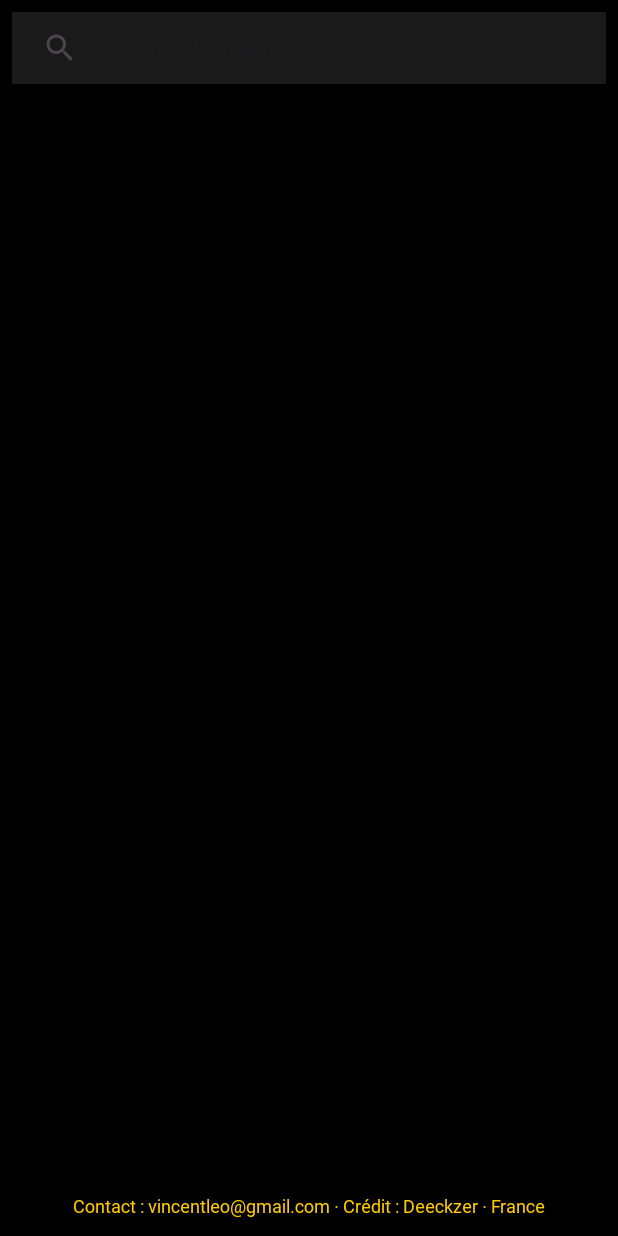
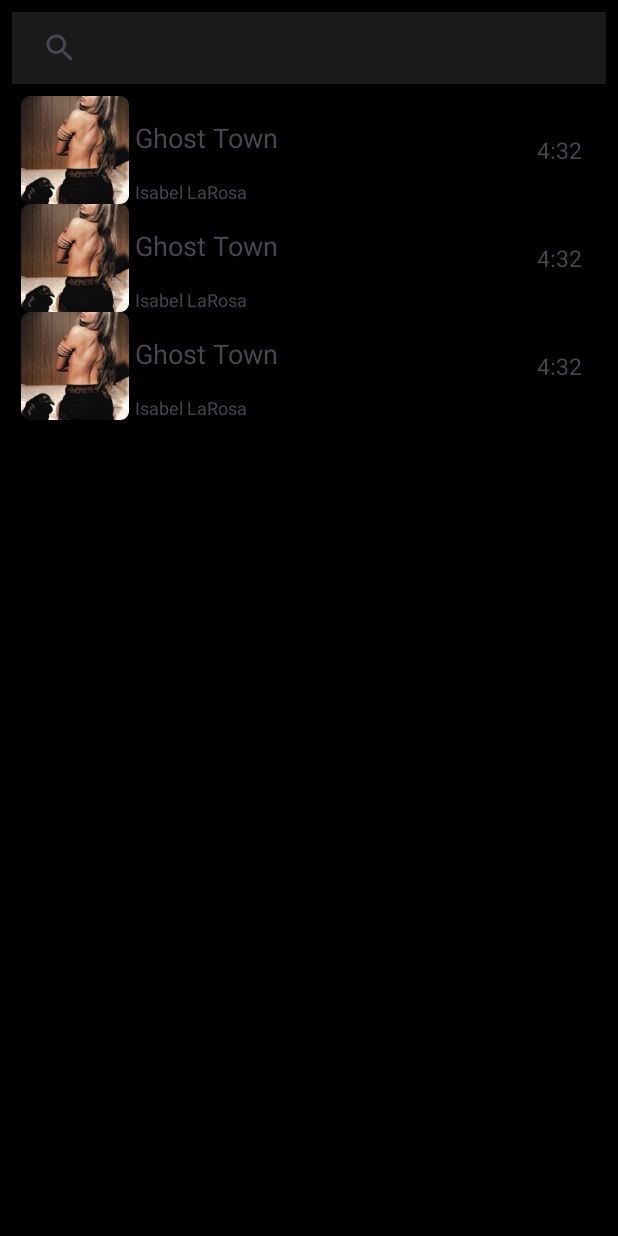
Before and after one commit to VincentChaye/Deeckzer, an Android app: the layout activity_main.xml on its own in the app's theme, with its tools: preview values and no code run, on a phone screen of 412 x 824 dp. Run offline under Robolectric (Android 15) with nearby library versions, the phone set to English and light mode, and no system bars.

Commit message:
Version 1.0.0 instable

```diff
--- a/app/src/main/res/layout/activity_main.xml
+++ b/app/src/main/res/layout/activity_main.xml
@@ -3,61 +3,48 @@
     xmlns:android="http://schemas.android.com/apk/res/android"
     xmlns:app="http://schemas.android.com/apk/res-auto"
     xmlns:tools="http://schemas.android.com/tools"
-    android:id="@+id/main"
     android:layout_width="match_parent"
     android:layout_height="match_parent"
     android:background="#000000"
     tools:context=".MainActivity">
 
-    <!-- 1. Barre de recherche -->
+    <!-- Barre de recherche -->
     <SearchView
         android:id="@+id/search_bar"
         android:layout_width="0dp"
         android:layout_height="wrap_content"
-        android:iconifiedByDefault="false"
         android:queryHint="Rechercher un son..."
         android:background="#1A1A1A"
+        android:iconifiedByDefault="false"
         android:layout_margin="8dp"
         app:layout_constraintTop_toTopOf="parent"
         app:layout_constraintStart_toStartOf="parent"
         app:layout_constraintEnd_toEndOf="parent" />
 
-    <!-- 2. Spinner de filtre -->
+    <!-- Spinner de filtre -->
     <Spinner
         android:id="@+id/spinner"
         android:layout_width="0dp"
         android:layout_height="wrap_content"
         android:background="#1A1A1A"
-        android:layout_margin="8dp"
+        android:layout_marginHorizontal="8dp"
+        android:layout_marginBottom="8dp"
         app:layout_constraintTop_toBottomOf="@id/search_bar"
         app:layout_constraintStart_toStartOf="parent"
         app:layout_constraintEnd_toEndOf="parent" />
 
-    <!-- 3. Liste des résultats -->
+    <!-- RecyclerView affichant ta liste de musiques -->
     <androidx.recyclerview.widget.RecyclerView
         android:id="@+id/recycler_view"
         android:layout_width="0dp"
         android:layout_height="0dp"
         android:padding="8dp"
-        android:clipToPadding="false"
         app:layout_constraintTop_toBottomOf="@id/spinner"
-        app:layout_constraintBottom_toTopOf="@id/footer"
-        app:layout_constraintStart_toStartOf="parent"
-        app:layout_constraintEnd_toEndOf="parent" />
-
-    <!-- 4. Footer contact -->
-    <TextView
-        android:id="@+id/footer"
-        android:layout_width="0dp"
-        android:layout_height="wrap_content"
-        android:text="Contact : vincentleo@gmail.com · Crédit : Deeckzer · France"
-        android:textColor="#FFCC00"
-        android:textSize="12sp"
-        android:fontFamily="@font/poppins"
-        android:gravity="center"
-        android:padding="12dp"
         app:layout_constraintBottom_toBottomOf="parent"
         app:layout_constraintStart_toStartOf="parent"
-        app:layout_constraintEnd_toEndOf="parent" />
+        app:layout_constraintEnd_toEndOf="parent"
+        android:clipToPadding="false"
+        android:scrollbars="vertical"
+        tools:listitem="@layout/list_item" />
 
 </androidx.constraintlayout.widget.ConstraintLayout>
```
